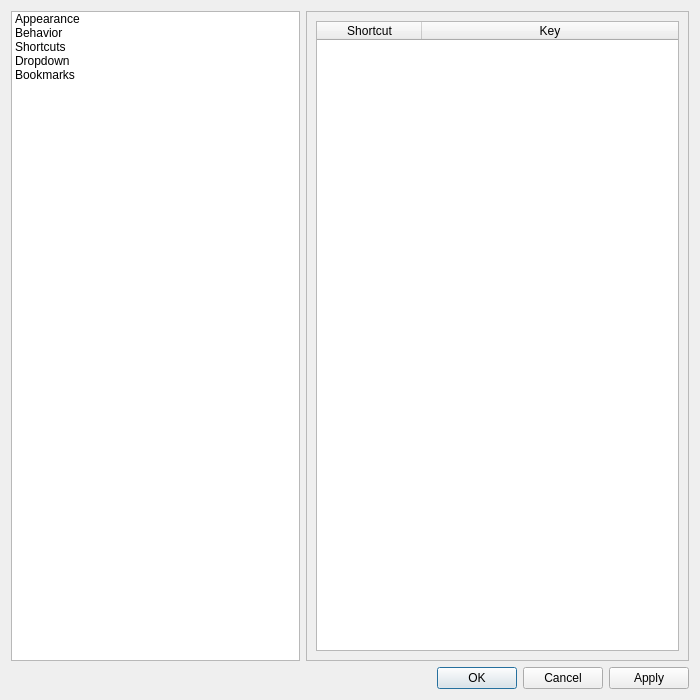
Qt form src/forms/propertiesdialog.ui (lxqt/qterminal) before a commit.
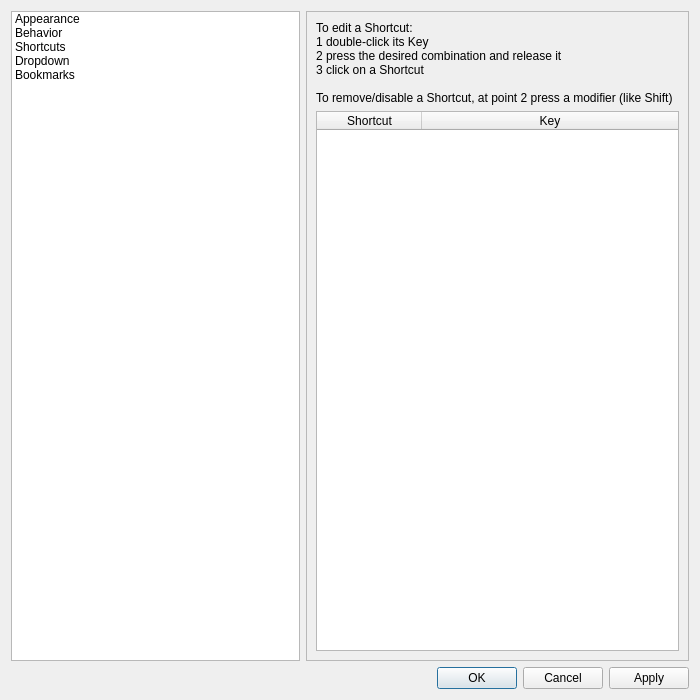
The same form after that commit. The open tabs and pages were chosen to show the change. Icons and pictures are not drawn.

Commit message: Add shortcut editing instructions

The edit to the form file:
```diff
--- a/src/forms/propertiesdialog.ui
+++ b/src/forms/propertiesdialog.ui
@@ -782,6 +782,18 @@
      </widget>
      <widget class="QWidget" name="shortcutsPage">
       <layout class="QVBoxLayout" name="verticalLayout">
+       <item>
+        <widget class="QLabel" name="label_16">
+         <property name="text">
+          <string>To edit a Shortcut:
+1 double-click its Key
+2 press the desired combination and release it
+3 click on a Shortcut
+
+To remove/disable a Shortcut, at point 2 press a modifier (like Shift)</string>
+         </property>
+        </widget>
+       </item>
        <item>
         <widget class="QTableWidget" name="shortcutsWidget">
          <property name="alternatingRowColors">
```
Left out of the diff: 2 changed lines with no effect on the pictures.
